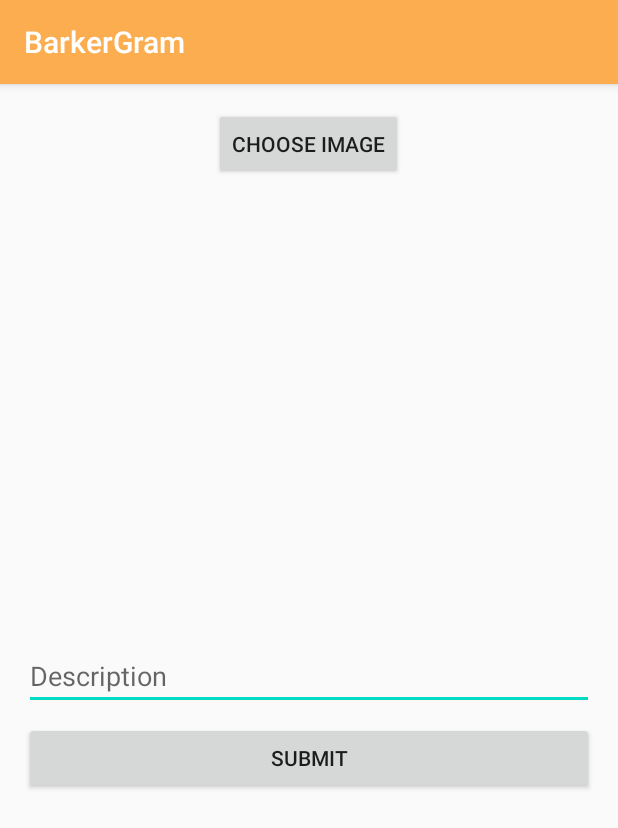
After one commit to dsteed112/capstone-barkergram, an Android app: the CreateActivity screen opened directly, with no data from a screen before it, on a phone screen of 412 x 824 dp. The commit adds this screen. Shown: the top 828 px of the screen. Run offline under Robolectric (Android 15) with nearby library versions, the light colour scheme and no system bars.

Commit message:
profile page now linked to user, floating action button added and linked to a create page (not yet working)

```diff
--- a/app/build.gradle
+++ b/app/build.gradle
@@ -35,6 +35,7 @@ dependencies {
     implementation 'com.google.firebase:firebase-firestore:21.4.3'
     implementation 'androidx.recyclerview:recyclerview:1.1.0'
     implementation 'androidx.cardview:cardview:1.0.0'
+    implementation 'com.google.android.material:material:1.0.0'
     testImplementation 'junit:junit:4.12'
     androidTestImplementation 'androidx.test.ext:junit:1.1.1'
     androidTestImplementation 'androidx.test.espresso:espresso-core:3.2.0'
--- a/app/src/main/AndroidManifest.xml
+++ b/app/src/main/AndroidManifest.xml
@@ -11,7 +11,8 @@
         android:roundIcon="@mipmap/newpup_round"
         android:supportsRtl="true"
         android:theme="@style/AppTheme">
-        <activity android:name=".ProfileActivity"></activity>
+        <activity android:name=".CreateActivity"></activity>
+        <activity android:name=".ProfileActivity" />
         <activity android:name=".PostsActivity" />
         <activity android:name=".LoginActivity">
             <intent-filter>
--- /dev/null
+++ b/app/src/main/java/com/example/barkergram/CreateActivity.kt
@@ -0,0 +1,11 @@
+package com.example.barkergram
+
+import androidx.appcompat.app.AppCompatActivity
+import android.os.Bundle
+
+class CreateActivity : AppCompatActivity() {
+    override fun onCreate(savedInstanceState: Bundle?) {
+        super.onCreate(savedInstanceState)
+        setContentView(R.layout.activity_create)
+    }
+}
--- /dev/null
+++ b/app/src/main/res/layout/activity_create.xml
@@ -0,0 +1,41 @@
+<?xml version="1.0" encoding="utf-8"?>
+<LinearLayout xmlns:android="http://schemas.android.com/apk/res/android"
+    xmlns:app="http://schemas.android.com/apk/res-auto"
+    xmlns:tools="http://schemas.android.com/tools"
+    android:id="@+id/etDescription"
+    android:layout_width="match_parent"
+    android:layout_height="match_parent"
+    android:layout_margin="16dp"
+    android:orientation="vertical"
+    tools:context=".CreateActivity">
+
+    <Button
+        android:id="@+id/btnPickImage"
+        android:layout_width="wrap_content"
+        android:layout_height="wrap_content"
+        android:layout_gravity="center_horizontal"
+        android:text="Choose Image" />
+
+    <ImageView
+        android:id="@+id/imageView3"
+        android:layout_width="match_parent"
+        android:layout_height="300dp"
+        android:scaleType="centerCrop"
+        tools:srcCompat="@tools:sample/avatars" />
+
+    <EditText
+        android:id="@+id/editTextTextPersonName"
+        android:layout_width="match_parent"
+        android:layout_height="wrap_content"
+        android:layout_marginTop="8dp"
+        android:ems="10"
+        android:hint="Description"
+        android:inputType="textPersonName" />
+
+    <Button
+        android:id="@+id/btnSubmit"
+        android:layout_width="match_parent"
+        android:layout_height="wrap_content"
+        android:layout_marginTop="8dp"
+        android:text="Submit" />
+</LinearLayout>
```
Also changed, not shown: app/src/main/java/com/example/barkergram/PostsActivity.kt (+43 -10 lines), app/src/main/java/com/example/barkergram/ProfileActivity.kt (+2 -5 lines), app/src/main/res/layout/activity_posts.xml (+16 -2 lines), app/src/main/res/layout/activity_profile.xml (deleted, +0 -9 lines).
